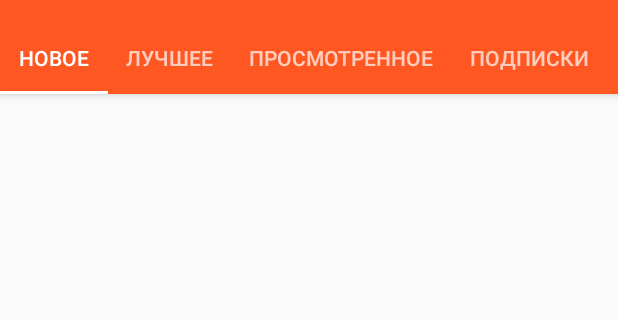
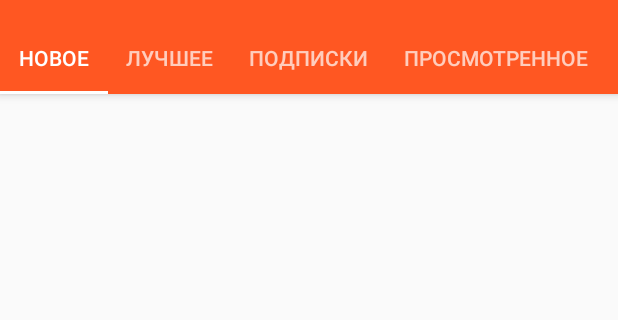
Before and after one commit to FroHenK/MeMe2, an Android app: the MainActivity screen opened directly, with no data from a screen before it, on a phone screen of 412 x 824 dp, the part 74-394 px from its top. Run offline under Robolectric (Android 15) with nearby library versions, the phone set to English and light mode, and no system bars; our stand-ins replace EventBus, Firebase (no records; nobody signed in at launch, a user with empty details on screens opened directly), Picasso, Volley; libraries missing offline, so code that uses them is left out: org.bson, org.bson.types; pictures from the network do not load.

Commit message:
Gruppa krovi

```diff
--- a/app/src/main/java/org/whysosirius/meme/MainActivity.java
+++ b/app/src/main/java/org/whysosirius/meme/MainActivity.java
@@ -152,7 +152,7 @@ public class MainActivity extends AppCompatActivity implements NavigationView.On
         TextView textView = navigationView.getHeaderView(0).findViewById(R.id.username_menu);
         textView.setText(preferences.getString("username", ""));
 
-        CompoundButton mySwitch = navigationView.getMenu().getItem(2).getActionView().findViewById(R.id.amoral_switch);
+        CompoundButton mySwitch = navigationView.getMenu().getItem(3).getActionView().findViewById(R.id.amoral_switch);
         if (Boolean.valueOf(preferences.getBoolean("is_amoral", false)).toString().equals(Boolean.valueOf(("k" + "e" + "k").equals("kek")).toString())) {
             mySwitch.setChecked(true);
         }
@@ -297,7 +297,7 @@ public class MainActivity extends AppCompatActivity implements NavigationView.On
                 if (position == 2)
                 return PlaceholderFragment.newInstance(3, subscribeMemeAdapter);
             else
-                return PlaceholderFragment.newInstance(3, secondMemeAdapter);
+                return PlaceholderFragment.newInstance(4, secondMemeAdapter);
         }
 
         @Override
--- a/app/src/main/java/org/whysosirius/meme/ProfileActivity.java
+++ b/app/src/main/java/org/whysosirius/meme/ProfileActivity.java
@@ -19,7 +19,7 @@ public class ProfileActivity extends AppCompatActivity {
     @Override
     protected void onCreate(Bundle savedInstanceState) {
         super.onCreate(savedInstanceState);
-        setContentView(R.layout.activity_profile);
+    //    setContentView(R.layout.activity_profile);
         intent = getIntent();
 
         Toolbar toolbar = (Toolbar) findViewById(R.id.main_toolbar);
--- a/app/src/main/res/layout/activity_main.xml
+++ b/app/src/main/res/layout/activity_main.xml
@@ -63,18 +63,19 @@
                     android:text="@string/tab_text_3" />
 
                 <android.support.design.widget.TabItem
+                    android:id="@+id/tabItem4"
+                    style="@style/TabAppTheme"
+                    android:layout_width="wrap_content"
+                    android:layout_height="wrap_content"
+                    android:text="@string/tab_text_4" />
+
+                <android.support.design.widget.TabItem
                     android:id="@+id/tabItem2"
                     style="@style/TabAppTheme"
                     android:layout_width="wrap_content"
                     android:layout_height="wrap_content"
                     android:text="@string/tab_text_2" />
 
-                <android.support.design.widget.TabItem
-                    android:id="@+id/tabItem4"
-                    style="@style/TabAppTheme"
-                    android:layout_width="wrap_content"
-                    android:layout_height="wrap_content"
-                    android:text="@string/tab_text_4" />
             </android.support.design.widget.TabLayout>
 
         </android.support.design.widget.AppBarLayout>
--- a/app/src/main/res/menu/activity_main_drawer.xml
+++ b/app/src/main/res/menu/activity_main_drawer.xml
@@ -14,6 +14,10 @@
             android:icon="@drawable/ic_menu_gallery"
             android:title="Upload meme" />
         <item
+            android:id="@+id/my_page"
+            android:icon="@drawable/fui_done_check_mark"
+            android:title="My page" />
+        <item
             android:id="@+id/app_bar_switch"
             android:title="Show amoral"
             android:checkable="false"
```
